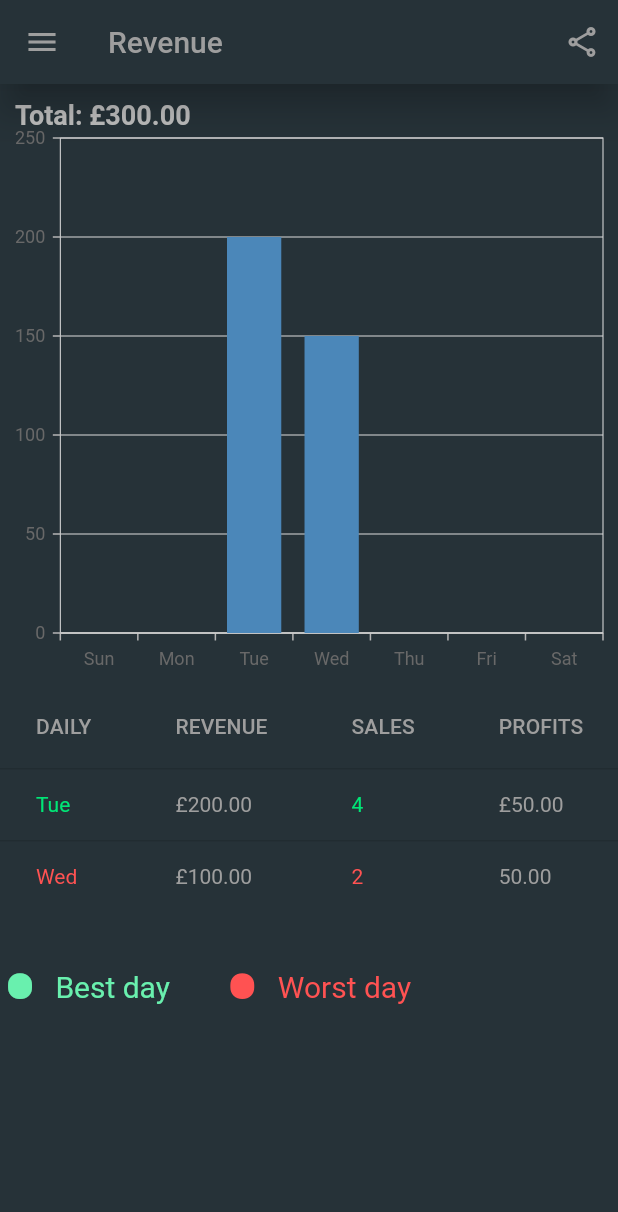
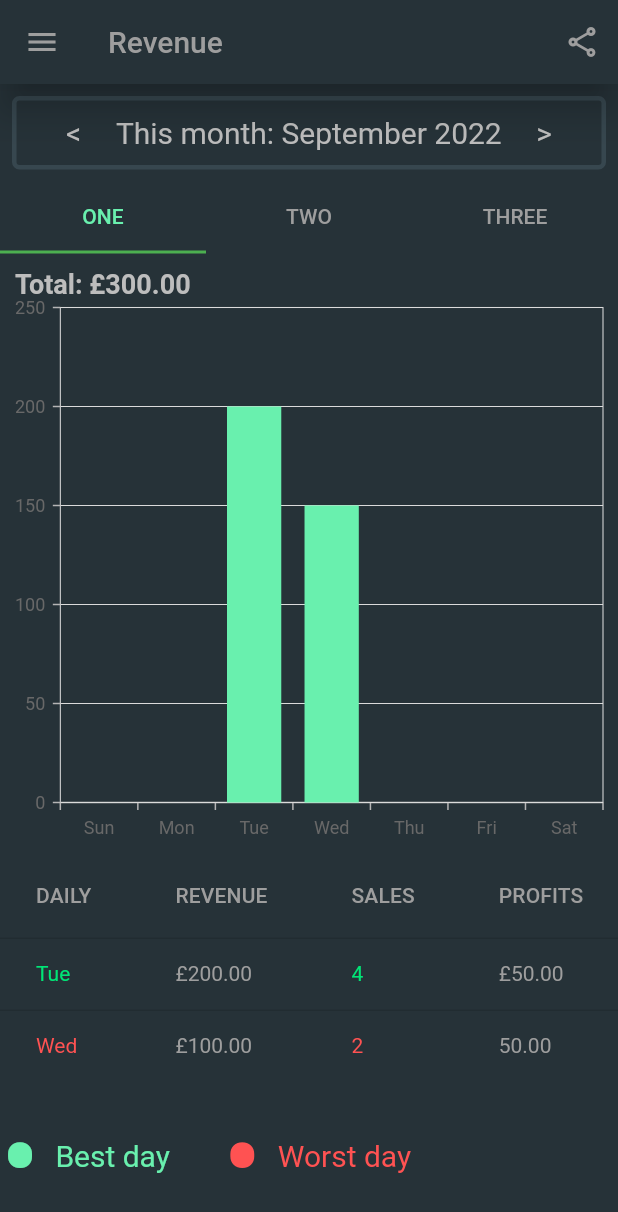
Before and after one commit to jonathanmoyo/bizzyn_test_case, a Flutter app: the screen it shows after launch, on a phone screen of 412 x 824 dp. Shown: the top 1212 px of the screen. Run offline on Flutter 3.47's test engine with Material 2 defaults, Android fonts, the phone set to English and light mode, and no system bars; our stand-ins replace syncfusion_flutter_charts, table_calendar.

Commit message:
almost done

```diff
--- a/lib/main.dart
+++ b/lib/main.dart
@@ -1,3 +1,4 @@
+import 'package:bizzyn_test_case/Analytics.dart';
 import 'package:bizzyn_test_case/welcome.dart';
 
 import 'home.dart';
--- a/lib/welcome.dart
+++ b/lib/welcome.dart
@@ -4,6 +4,7 @@ import 'package:flutter/material.dart';
 import 'package:syncfusion_flutter_charts/charts.dart';
 
 import 'Helper/Appbar.dart';
+import 'home.dart';
 class Welcome extends StatelessWidget {
 
 //   const Welcome({Key? key}) : super(key: key);
@@ -15,7 +16,11 @@ class Welcome extends StatelessWidget {
 // class _WelcomeState extends State<Welcome> {
   @override
   Widget build(BuildContext context) {
-    return Scaffold(
+    return MaterialApp(
+
+      home: DefaultTabController(
+        length: 3,
+        child: Scaffold(
             backgroundColor: Colors.blueGrey.shade900,
           appBar: AppBar(
             leading: Icon(Icons.menu, color: Colors.grey,),
@@ -34,8 +39,53 @@ class Welcome extends StatelessWidget {
             title: Text(
               'Revenue', style: TextStyle(color: Colors.grey),),
           ),
+
             body:ListView(
                 children:<Widget> [
+                  //Calender
+                  Container(
+                    margin: const EdgeInsets.all(8.0),
+                    padding: const EdgeInsets.all(10.0),
+                    decoration: myBoxDecoration(), //            <--- BoxDecoration here
+
+                    // A Calendar view
+                    child: Row(
+                      mainAxisAlignment: MainAxisAlignment.spaceEvenly,
+                      children: [
+                        Text(
+                          "<",
+                          style: TextStyle(fontSize: 20.0,color: Colors.grey.shade400),
+                        ),
+                        Text(
+                          "This month: September 2022",
+                          style: TextStyle(fontSize: 20.0,color: Colors.grey.shade400),
+                        ),
+                        Text(
+                          ">",
+                          style: TextStyle(fontSize: 20.0,color: Colors.grey.shade400),
+                        ),
+                      ],
+                    ),
+                  ),
+                  //Tabbar
+                  Container(
+                    child:new TabBar(
+                      indicatorColor: Colors.green,
+                      unselectedLabelColor: Colors.grey,
+                      labelColor: Colors.greenAccent,
+                      tabs: [
+                        Tab(
+                          text: "ONE",
+                        ),
+                        Tab(
+                          text: "TWO",
+                        ),
+                        Tab(
+                          text: "THREE",
+                        ),
+                      ],
+                    ),
+                  ),
                   // Graph
                   Container(
                     height: 400,
@@ -79,6 +129,7 @@ class Welcome extends StatelessWidget {
                             dataSource: getColumnData(),
                             xValueMapper: (SalesData sales,_)=>sales.x,
                             yValueMapper: (SalesData sales,_)=>sales.y,
+                            pointColorMapper: (SalesData sales,_)=>sales.color,
 
                           // dataLabelSettings: DataLabelSettings(
                           //   isVisible: true,
@@ -87,7 +138,7 @@ class Welcome extends StatelessWidget {
                       ],
                     ),
                   ),
-              // graph
+                  // Table
                   DataTable(
                     columns: [
                       DataColumn(label: Text("DAILY",style: TextStyle(color: Colors.grey))),
@@ -141,6 +192,8 @@ class Welcome extends StatelessWidget {
 
                 ],
               ),
+        ),
+      ),
     );
   }
 }
@@ -149,17 +202,18 @@ class Welcome extends StatelessWidget {
 class SalesData {
   String x;
   double y;
-  SalesData(this.x,this.y);
+  final Color? color;
+  SalesData(this.x,this.y,this.color);
 }
 dynamic getColumnData(){
   List<SalesData> ColumnData= <SalesData>[
-    SalesData('Sun', 0),
-    SalesData('Mon', 0),
-    SalesData('Tue', 200),
-    SalesData('Wed', 150),
-    SalesData('Thu', 0),
-    SalesData('Fri', 0),
-    SalesData('Sat', 0),
+    SalesData('Sun', 0,Colors.greenAccent),
+    SalesData('Mon', 0,Colors.greenAccent),
+    SalesData('Tue', 200,Colors.greenAccent),
+    SalesData('Wed', 150,Colors.greenAccent),
+    SalesData('Thu', 0,Colors.greenAccent),
+    SalesData('Fri', 0,Colors.greenAccent),
+    SalesData('Sat', 0,Colors.greenAccent),
   ];
   return ColumnData;
 }
```
Also changed, not shown: lib/Analytics.dart (+55 -37 lines), lib/home.dart (+5 -5 lines). Lines whose indentation alone changed are shown as unchanged.
